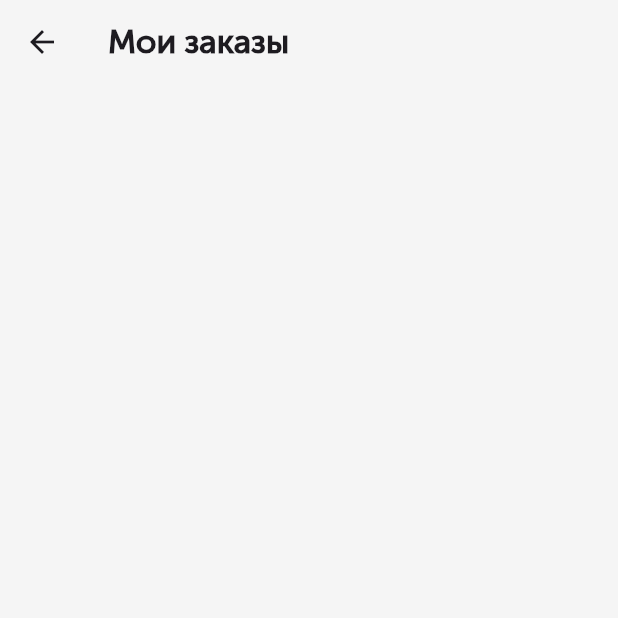
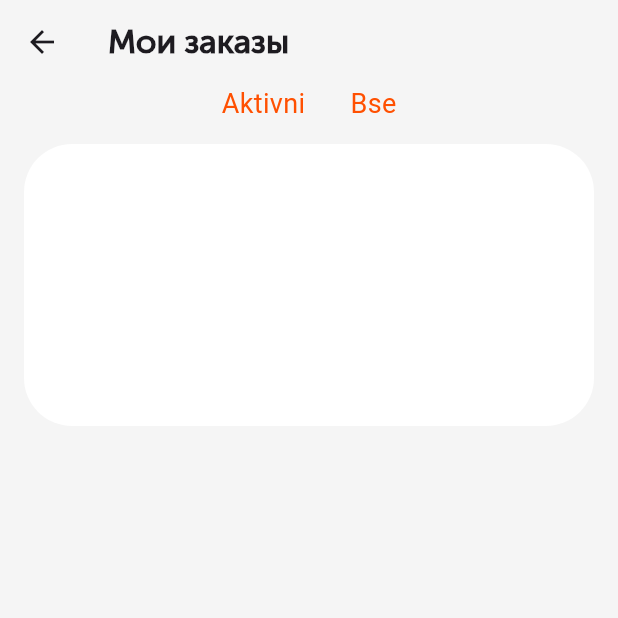
Before and after one commit to Shaxzodbek777/gogoshop, a Flutter app: the MyOrderPage screen opened by its route, on a phone screen of 412 x 824 dp, the top half of it. Run offline on Flutter 3.47's test engine with Material 3 defaults, Android fonts, the phone set to English and light mode, and no system bars; our stand-ins replace carousel_slider, flutter_chat_ui, flutter_spinkit, image_picker; project files that could hold a hidden picture were left out.

Commit message:
Gogo Market new

```diff
--- a/lib/Pages/ProfilePages/myorder.dart
+++ b/lib/Pages/ProfilePages/myorder.dart
@@ -21,7 +21,24 @@ class _MyOrderPageState extends State<MyOrderPage> {
         width: double.infinity,
         child: Column(
           children: [
+          Row(
+            mainAxisAlignment: MainAxisAlignment.center,
+            children: [
+              Text("Aktivni",style: TextStyle(color: Color(0xFFFF5001), fontSize: 18, ),),
+              SizedBox(width: 30,),
+              Text("Bse",style: TextStyle(color: Color(0xFFFF5001), fontSize: 18, ),),
+            ],
+          ),
+            SizedBox(height: 14,),
+            Container(
+              height: 188,
+              width: 380,
+              decoration: BoxDecoration(
+                color: Colors.white,
+                borderRadius: BorderRadius.circular(32)
+              ),
 
+            )
           ],
         ),
       ),
--- /dev/null
+++ b/lib/const/strings.dart
@@ -0,0 +1,8 @@
+class AppStrings{
+
+  static String base = 'https://admin.gogomarket.uz';
+  static String v1 = 'api/v1';
+
+  static String categoryList = '/category/get-categories';
+
+}
```
